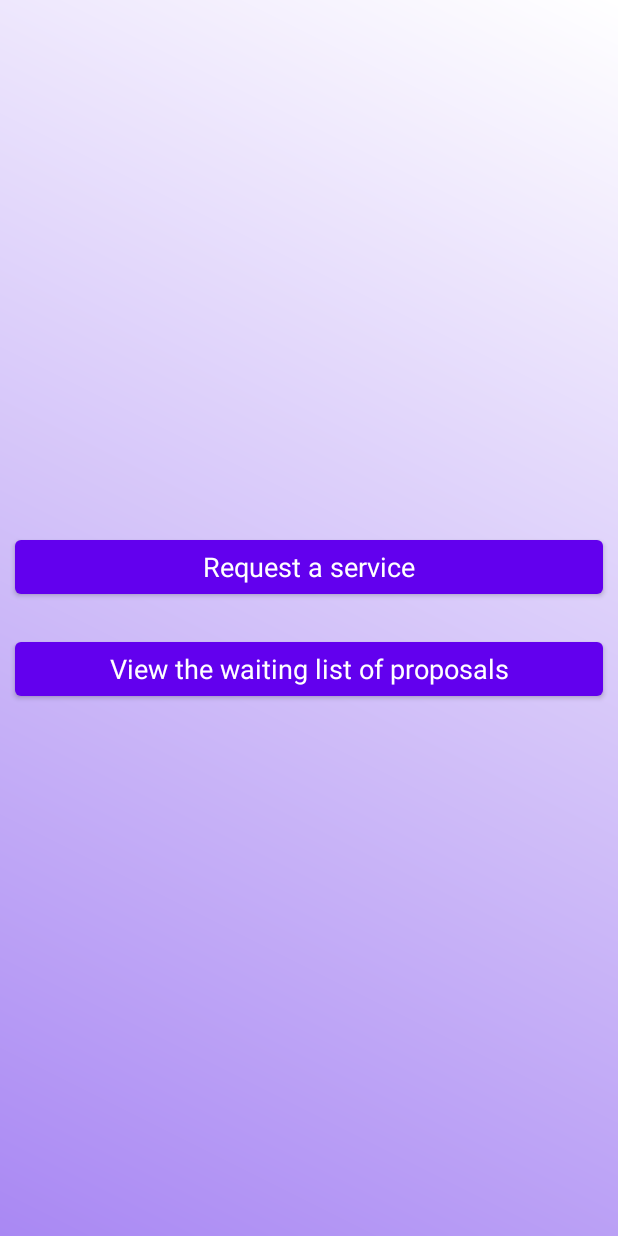
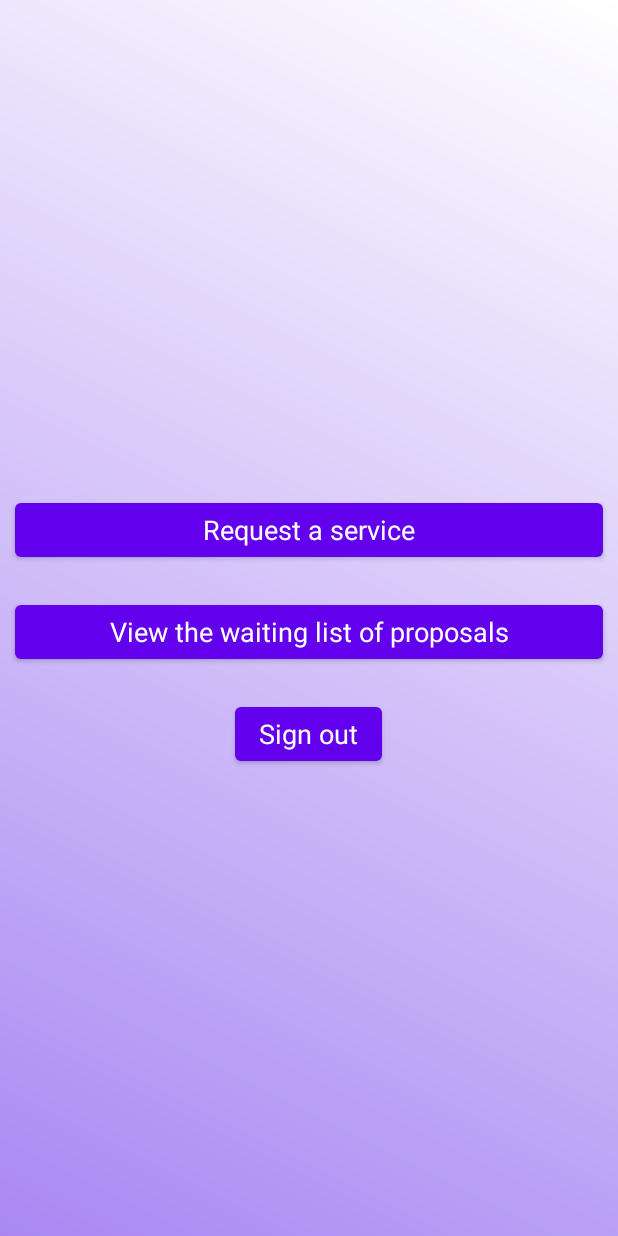
Before and after one commit to mikaty98/MyTestingAp, an Android app: the layout activity_seeker_home0.xml on its own in the app's theme, with its tools: preview values and no code run, on a phone screen of 412 x 824 dp. Run offline under Robolectric (Android 15) with nearby library versions, the phone set to English and light mode, and no system bars.

Commit message:
Seeker stays logged in but not provider

```diff
--- a/app/build.gradle
+++ b/app/build.gradle
@@ -5,7 +5,7 @@ plugins {
 
 android {
     compileSdkVersion 30
-    buildToolsVersion "30.0.2"
+    buildToolsVersion "30.0.3"
 
     defaultConfig {
         applicationId "com.example.mytestingapp"
@@ -55,6 +55,8 @@ dependencies {
     implementation 'com.google.firebase:firebase-auth:20.0.4'
     implementation platform('com.google.firebase:firebase-bom:27.1.0')
     implementation 'com.google.firebase:firebase-messaging:21.1.0'
+    implementation 'com.squareup.retrofit2:retrofit:2.6.2'
+    implementation 'com.squareup.retrofit2:converter-gson:2.6.0'
 
 
     testImplementation 'junit:junit:4.13.2'
--- a/app/src/main/res/layout/activity_seeker_home0.xml
+++ b/app/src/main/res/layout/activity_seeker_home0.xml
@@ -9,16 +9,22 @@
     android:layout_height="match_parent"
     tools:context=".SeekerHome">
 
-    <ScrollView
-        android:layout_width="match_parent"
-        android:layout_height="wrap_content">
+
 
 
         <LinearLayout
             android:layout_width="match_parent"
             android:orientation="vertical"
             android:gravity="center"
-            android:layout_height="wrap_content">
+            android:layout_height="match_parent">
+
+            <TextView
+                android:layout_width="wrap_content"
+                android:layout_height="wrap_content"
+                android:layout_gravity="center"
+                android:id="@+id/welcomeUser">
+
+            </TextView>
 
 
 
@@ -40,12 +46,20 @@
                 android:id="@+id/waiting"
                 />
 
-
+            <Button
+                android:id="@+id/signOut"
+                android:layout_width="wrap_content"
+                android:layout_height="wrap_content"
+                android:layout_margin="10dp"
+                android:text="Sign out"
+                android:textAppearance="?android:textAppearanceMedium" />
 
 
         </LinearLayout>
 
 
-    </ScrollView>
+
+
+
 
 </LinearLayout>
```
Also changed, not shown: app/src/main/java/com/example/mytestingapp/PLoginActivity.java (+38 -1 lines), app/src/main/java/com/example/mytestingapp/SLoginActivity.java (+41 -2 lines), app/src/main/java/com/example/mytestingapp/SeekerHome0.java (+17 -1 lines), app/src/main/java/com/example/mytestingapp/ui/main/SettingsFragment.java (+33 -3 lines), app/src/main/res/layout/fragment_settings.xml (added, +24 -0 lines).
